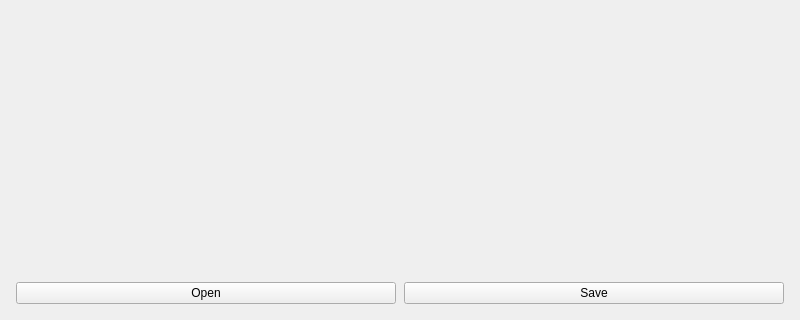
First picture: the form in viewer.ui, repository ShuyunYuan/OmnidirectionalCamera, before the edit; both pictures show x 0 to 800 and y 280 to 600 of the 800 by 600 pixel window.
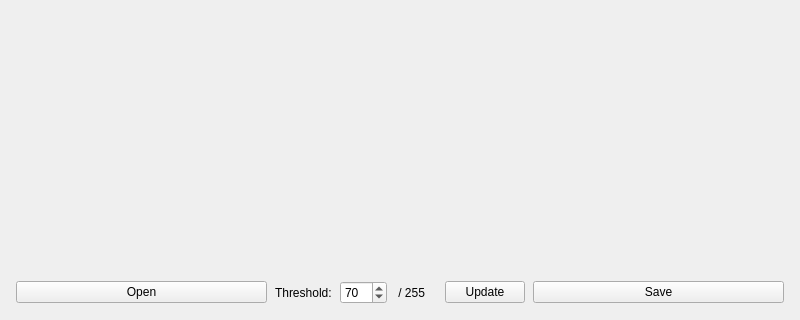
Second picture: the form after the edit.

Commit message: [Feature] Add threshold parameter and UI.

What changed in the file:
```diff
--- a/viewer.ui
+++ b/viewer.ui
@@ -55,6 +55,44 @@
         </property>
        </widget>
       </item>
+      <item>
+       <layout class="QHBoxLayout" name="thresholdLayout" stretch="0,0">
+        <property name="spacing">
+         <number>8</number>
+        </property>
+        <item>
+         <widget class="QLabel" name="thresholdLabel">
+          <property name="text">
+           <string>Threshold:</string>
+          </property>
+         </widget>
+        </item>
+        <item>
+         <widget class="QSpinBox" name="thresholdSpinBox">
+          <property name="maximum">
+           <number>255</number>
+          </property>
+          <property name="value">
+           <number>70</number>
+          </property>
+         </widget>
+        </item>
+        <item>
+         <widget class="QLabel" name="thresholdLabelMaximum">
+          <property name="text">
+           <string> / 255</string>
+          </property>
+         </widget>
+        </item>
+        <item>
+         <widget class="QPushButton" name="updateThresholdButton">
+          <property name="text">
+           <string>Update</string>
+          </property>
+         </widget>
+        </item>
+       </layout>
+      </item>
       <item>
        <widget class="QPushButton" name="saveButton">
         <property name="text">
```
The commit also changes 5 other files.
